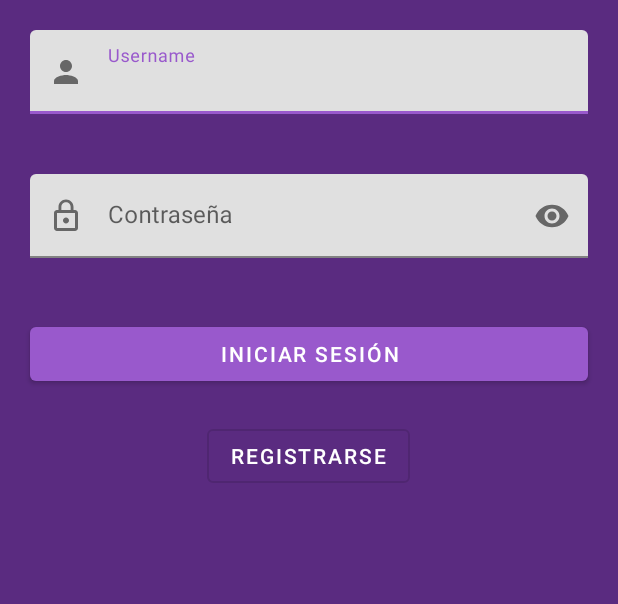
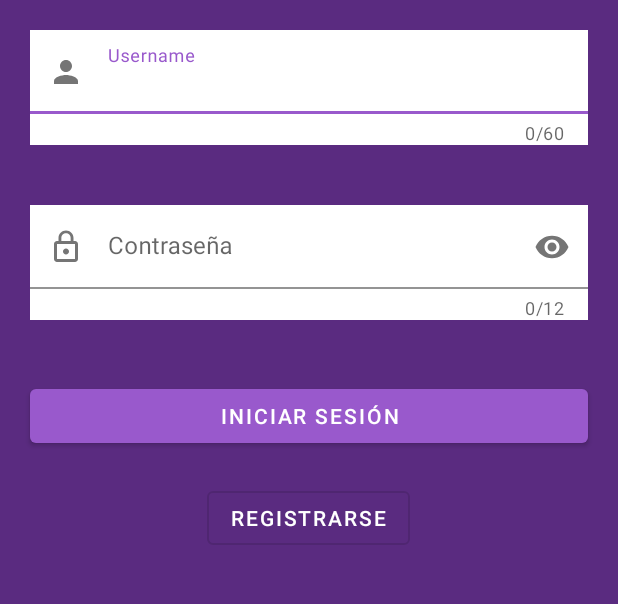
Before and after one commit to Gakusco/chatconversa, an Android app: the screen it shows after launch (Principal), on a phone screen of 412 x 824 dp, the part 416-1020 px from its top. Run offline under Robolectric (Android 15) with nearby library versions, the phone set to English and light mode, and no system bars.

Commit message:
Se terminó de hacer la sección de registro, está en proceso el login

```diff
--- a/app/src/main/java/com/jcortiz/chatconversa/Principal.java
+++ b/app/src/main/java/com/jcortiz/chatconversa/Principal.java
@@ -2,14 +2,49 @@ package com.jcortiz.chatconversa;
 
 import androidx.appcompat.app.AppCompatActivity;
 
+import android.content.Context;
 import android.content.Intent;
+import android.content.SharedPreferences;
 import android.os.Bundle;
+import android.text.Editable;
+import android.text.TextWatcher;
+import android.util.Log;
 import android.view.View;
 import android.widget.Button;
 
+import com.google.android.material.textfield.TextInputEditText;
+import com.google.android.material.textfield.TextInputLayout;
+
+import java.util.UUID;
+import java.util.regex.Pattern;
+
+import retrofit2.Call;
+import retrofit2.Callback;
+import retrofit2.Response;
+import retrofit2.Retrofit;
+import retrofit2.converter.gson.GsonConverterFactory;
+
 public class Principal extends AppCompatActivity implements View.OnClickListener {
 
+    private Button btnLogin;
     private Button btnRegistro;
+
+    private TextInputLayout layoutUserLogin;
+    private TextInputLayout layoutContraLogin;
+
+    private TextInputEditText inputUserLogin;
+    private TextInputEditText inputContraLogin;
+
+    private static String idunica = null;
+    private static final String PREF_KEY = "ID_UNICA";
+
+    private SharedPreferences preferencias;
+    private SharedPreferences.Editor edit;
+
+    private static WebService servicio;
+
+    private final Pattern regexPassword = Pattern.compile("^(?=.*[a-z])(?=.*[A-Z])(?=.*\\d)[a-zA-Z\\d]{6,12}$");
+
 
     @Override
     protected void onCreate(Bundle savedInstanceState) {
@@ -17,22 +52,119 @@ public class Principal extends AppCompatActivity implements View.OnClickListener
         setContentView(R.layout.activity_main);
 
         inflarVariables();
+        uuid(this);
+        manejoErroresInput();
         clicEnUnBoton();
 
     }
 
+    private void manejoErroresInput() {
+        inputUserLogin.addTextChangedListener(new TextWatcher() {
+            @Override
+            public void beforeTextChanged(CharSequence charSequence, int i, int i1, int i2) {
+
+            }
+
+            @Override
+            public void onTextChanged(CharSequence charSequence, int i, int i1, int i2) {
+
+            }
+
+            @Override
+            public void afterTextChanged(Editable editable) {
+                if((editable.length()>0 && editable.length() < 4) || editable.length() > layoutUserLogin.getCounterMaxLength()){
+                    layoutUserLogin.setError("Mínimo 4 caracteres, máximo 8");
+                }else{
+                    layoutUserLogin.setError(null);
+                }
+            }
+        });
+
+        inputContraLogin.addTextChangedListener(new TextWatcher() {
+            @Override
+            public void beforeTextChanged(CharSequence charSequence, int i, int i1, int i2) {
+
+            }
+
+            @Override
+            public void onTextChanged(CharSequence charSequence, int i, int i1, int i2) {
+
+            }
+
+            @Override
+            public void afterTextChanged(Editable editable) {
+                if (!regexPassword.matcher(inputContraLogin.getEditableText().toString()).matches() && editable.length()>0) {
+                    layoutContraLogin.setError("Minimo 1 mayuscula, 1 minuscula, 1 numero, 6 carectares, Maximo 12 caracteres");
+                }else{
+                    layoutContraLogin.setError(null);
+                }
+            }
+        });
+    }
+
     private void clicEnUnBoton() {
+        btnLogin.setOnClickListener(this);
         btnRegistro.setOnClickListener(this);
     }
 
     private void inflarVariables() {
         btnRegistro = findViewById(R.id.btnIrAlRegistro);
+        btnLogin = findViewById(R.id.btnIniciarSesion);
+
+        layoutUserLogin = findViewById(R.id.layoutUserLogin);
+        layoutContraLogin = findViewById(R.id.layoutPasswordLogin);
+
+        inputUserLogin = findViewById(R.id.inputUserLogin);
+        inputContraLogin = findViewById(R.id.inputContraLogin);
+
+        preferencias = getSharedPreferences(PREF_KEY,MODE_PRIVATE);
     }
 
 
     @Override
     public void onClick(View view) {
-        Intent i = new Intent(this,Registro.class);
-        startActivity(i);
+        switch (view.getId()){
+            case R.id.btnIniciarSesion:
+                Call<RespuestaLoginWS> resp = servicio.login(inputUserLogin.getText().toString(),inputContraLogin.toString(),preferencias.getString(PREF_KEY,"errorDeDeviceId"));
+                resp.enqueue(new Callback<RespuestaLoginWS>() {
+                    @Override
+                    public void onResponse(Call<RespuestaLoginWS> call, Response<RespuestaLoginWS> response) {
+
+                    }
+
+                    @Override
+                    public void onFailure(Call<RespuestaLoginWS> call, Throwable t) {
+
+                    }
+                });
+                break;
+            case R.id.btnIrAlRegistro:
+                Intent i = new Intent(this,Registro.class);
+                startActivity(i);
+                break;
+        }
+    }
+
+    private void inyecionDependenciaRetrofit() {
+        Retrofit retrofit = new Retrofit.Builder()
+                .baseUrl("http://chat-conversa.unnamed-chile.com/ws/user/")
+                .addConverterFactory(GsonConverterFactory.create())
+                .build();
+        servicio = retrofit.create(WebService.class);
+    }
+
+    public synchronized static String uuid(Context context){
+        if(idunica == null){
+            SharedPreferences preferences = context.getSharedPreferences(PREF_KEY, Context.MODE_PRIVATE);
+            idunica = preferences.getString(PREF_KEY,null);
+
+            if(idunica == null){
+                idunica = UUID.randomUUID().toString();
+                SharedPreferences.Editor editor = preferences.edit();
+                editor.putString(PREF_KEY, idunica);
+                editor.commit();
+            }
+        }
+        return idunica;
     }
 }
--- a/app/src/main/java/com/jcortiz/chatconversa/WebService.java
+++ b/app/src/main/java/com/jcortiz/chatconversa/WebService.java
@@ -18,4 +18,13 @@ public interface WebService {
             @Field("password") String password,
             @Field("token_enterprise") String tokenEnterprise
     );
+
+    @FormUrlEncoded
+    @POST("login")
+    Call<RespuestaLoginWS> login(
+            @Field("username") String nombre,
+            @Field("password") String password,
+            @Field("device_id") String deviceId
+    );
+
 }
--- /dev/null
+++ b/app/src/main/res/drawable/ic_check_circle_green_24dp.xml
@@ -0,0 +1,5 @@
+<vector android:height="24dp" android:tint="#00CE2A"
+    android:viewportHeight="24.0" android:viewportWidth="24.0"
+    android:width="24dp" xmlns:android="http://schemas.android.com/apk/res/android">
+    <path android:fillColor="#FF000000" android:pathData="M12,2C6.48,2 2,6.48 2,12s4.48,10 10,10 10,-4.48 10,-10S17.52,2 12,2zM10,17l-5,-5 1.41,-1.41L10,14.17l7.59,-7.59L19,8l-9,9z"/>
+</vector>
--- a/app/src/main/res/layout/activity_main.xml
+++ b/app/src/main/res/layout/activity_main.xml
@@ -38,14 +38,21 @@
         android:gravity="center">
 
         <com.google.android.material.textfield.TextInputLayout
-            android:id="@+id/inicioLogin"
+            android:id="@+id/layoutUserLogin"
+            android:background="@color/cardview_light_background"
+            app:boxBackgroundColor="@color/cardview_light_background"
             android:layout_width="match_parent"
             android:layout_height="wrap_content"
             android:hint="@string/username"
+            app:counterEnabled="true"
+            app:counterMaxLength="60"
+            app:errorEnabled="true"
+            app:counterOverflowTextColor="@android:color/holo_red_light"
             app:startIconDrawable="@drawable/ic_person_black_24dp"
             android:layout_margin="20dp">
 
             <com.google.android.material.textfield.TextInputEditText
+                android:id="@+id/inputUserLogin"
                 android:layout_width="match_parent"
                 android:layout_height="wrap_content"
                 android:inputType="text"
@@ -53,14 +60,21 @@
 
         </com.google.android.material.textfield.TextInputLayout>
         <com.google.android.material.textfield.TextInputLayout
-            android:id="@+id/inicioPass"
+            android:id="@+id/layoutPasswordLogin"
+            android:background="@color/cardview_light_background"
+            app:boxBackgroundColor="@color/cardview_light_background"
             android:layout_width="match_parent"
             android:layout_height="wrap_content"
             android:hint="@string/contrase_a"
             android:layout_margin="20dp"
+            app:counterEnabled="true"
+            app:counterMaxLength="12"
+            app:errorEnabled="true"
+            app:counterOverflowTextColor="@android:color/holo_red_light"
             app:startIconDrawable="@drawable/ic_lock_outline_black_24dp"
             app:endIconMode="password_toggle">
             <com.google.android.material.textfield.TextInputEditText
+                android:id="@+id/inputContraLogin"
                 android:layout_width="match_parent"
                 android:layout_height="wrap_content"
                 android:inputType="textPassword"
--- a/app/src/main/res/values/strings.xml
+++ b/app/src/main/res/values/strings.xml
@@ -10,4 +10,6 @@
     <string name="nombre">Nombre</string>
     <string name="apellidos">Apellidos</string>
     <string name="run">RUN</string>
+    <string name="repetir_contrase_a">Repetir contraseña</string>
+    <string name="token_de_empresa">Token de empresa</string>
 </resources>
```
Also changed, not shown: app/src/main/java/com/jcortiz/chatconversa/Registro.java (+267 -4 lines), app/src/main/java/com/jcortiz/chatconversa/RespuestaLoginWS.java (added, +68 -0 lines), app/src/main/res/layout/activity_registro.xml (+34 -2 lines).
